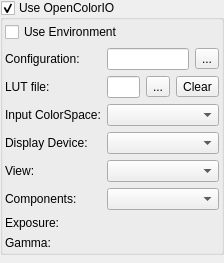
KDE/krita, file krita/plugins/extensions/dockers/lut/wdglut.ui: the form before one commit.
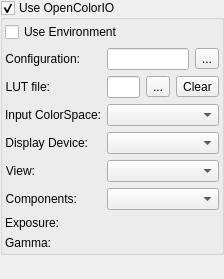
The form after the commit. Custom widgets are drawn as their Qt base class.

Commit message:
Fix the alignment of labels in dialogs
Patch by Juan Palacios

Diff of the .ui file:
```diff
--- a/krita/plugins/extensions/dockers/lut/wdglut.ui
+++ b/krita/plugins/extensions/dockers/lut/wdglut.ui
@@ -7,7 +7,7 @@
     <x>0</x>
     <y>0</y>
     <width>224</width>
-    <height>263</height>
+    <height>279</height>
    </rect>
   </property>
   <layout class="QVBoxLayout" name="verticalLayout_2">
@@ -54,6 +54,9 @@
           <property name="text">
            <string>Display Device:</string>
           </property>
+          <property name="alignment">
+           <set>Qt::AlignRight|Qt::AlignTrailing|Qt::AlignVCenter</set>
+          </property>
           <property name="buddy">
            <cstring>m_cmbDisplayDevice</cstring>
           </property>
@@ -64,6 +67,9 @@
           <property name="text">
            <string>Components:</string>
           </property>
+          <property name="alignment">
+           <set>Qt::AlignRight|Qt::AlignTrailing|Qt::AlignVCenter</set>
+          </property>
           <property name="buddy">
            <cstring>m_cmbComponents</cstring>
           </property>
@@ -104,6 +110,9 @@
           <property name="text">
            <string>Input ColorSpace:</string>
           </property>
+          <property name="alignment">
+           <set>Qt::AlignRight|Qt::AlignTrailing|Qt::AlignVCenter</set>
+          </property>
           <property name="buddy">
            <cstring>m_cmbInputColorSpace</cstring>
           </property>
@@ -124,6 +133,9 @@
           <property name="text">
            <string>Configuration:</string>
           </property>
+          <property name="alignment">
+           <set>Qt::AlignRight|Qt::AlignTrailing|Qt::AlignVCenter</set>
+          </property>
           <property name="buddy">
            <cstring>m_bnSelectConfigurationFile</cstring>
           </property>
@@ -152,6 +164,9 @@
           <property name="text">
            <string>LUT file:</string>
           </property>
+          <property name="alignment">
+           <set>Qt::AlignRight|Qt::AlignTrailing|Qt::AlignVCenter</set>
+          </property>
           <property name="buddy">
            <cstring>m_bnSelectLut</cstring>
           </property>
@@ -207,6 +222,9 @@
           <property name="text">
            <string>Gamma:</string>
           </property>
+          <property name="alignment">
+           <set>Qt::AlignRight|Qt::AlignTrailing|Qt::AlignVCenter</set>
+          </property>
           <property name="buddy">
            <cstring>m_gammaDoubleWidget</cstring>
           </property>
@@ -217,6 +235,9 @@
           <property name="text">
            <string>View:</string>
           </property>
+          <property name="alignment">
+           <set>Qt::AlignRight|Qt::AlignTrailing|Qt::AlignVCenter</set>
+          </property>
           <property name="buddy">
            <cstring>m_cmbView</cstring>
           </property>
```
Left out of the diff: 25 changed lines with no effect on the pictures. The commit also changes 71 other files.
